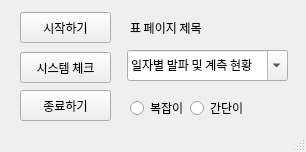
Old version of the form ui/4th.ui in the repository Kooo1225/GMEC_Automatic.
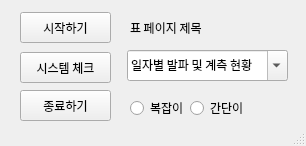
New version of the form. Icons and pictures are not drawn.

Patch:
```diff
--- a/ui/4th.ui
+++ b/ui/4th.ui
@@ -7,7 +7,7 @@
     <x>0</x>
     <y>0</y>
     <width>306</width>
-    <height>152</height>
+    <height>146</height>
    </rect>
   </property>
   <property name="windowTitle">
```
Left out of the diff: 11 changed lines with no effect on the pictures.
